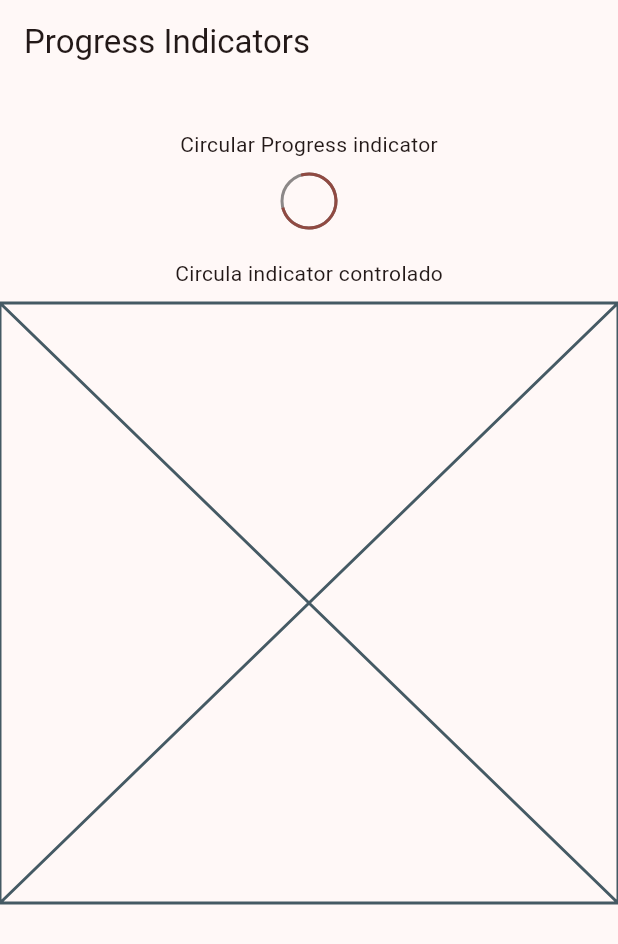
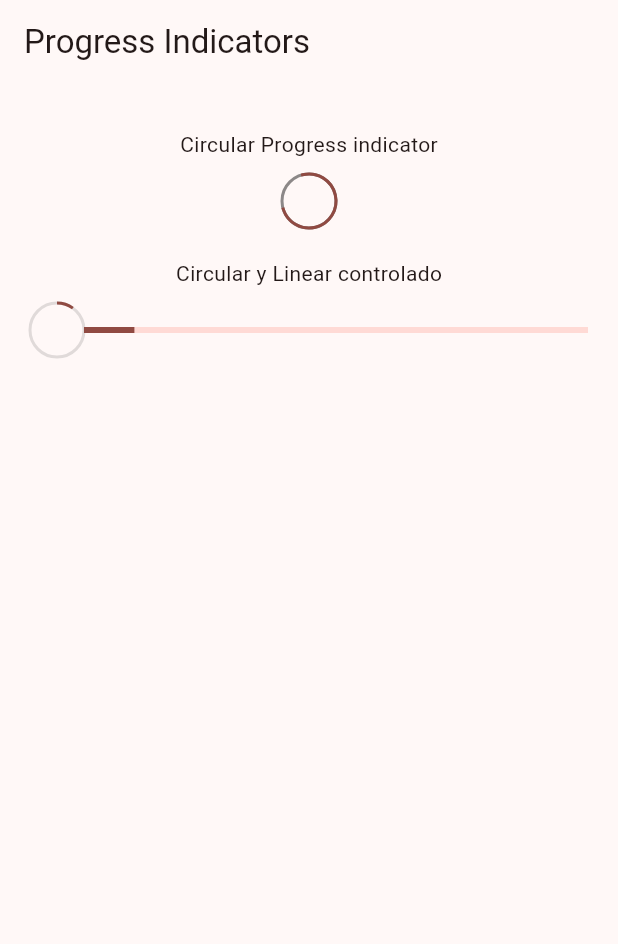
Before and after one commit to MiltonDanielhch/proyecto_tres, a Flutter app: the ProgressScreen screen opened by its route, on a phone screen of 412 x 824 dp. Shown: the top 944 px of the screen. Run offline on Flutter 3.47's test engine with Material 3 defaults, Android fonts, the phone set to English and light mode, and no system bars; our stand-ins replace go_router.

Commit message:
progress indicators terminando

```diff
--- a/lib/presentation/screens/progress/progress_screen.dart
+++ b/lib/presentation/screens/progress/progress_screen.dart
@@ -32,7 +32,7 @@
           CircularProgressIndicator(
               strokeWidth: 2, backgroundColor: Colors.black45),
           SizedBox(height: 20),
-          Text('Circula indicator controlado'),
+          Text('Circular y Linear controlado'),
           SizedBox(height: 10),
           _ControlledProgressIndicator()
         ],
@@ -46,6 +46,28 @@
 
   @override
   Widget build(BuildContext context) {
-    return const Placeholder();
+    return StreamBuilder(
+        stream: Stream.periodic(const Duration(milliseconds: 300), (value) {
+          return (value * 2) / 100;
+        }).takeWhile((value) => value < 100),
+        builder: (context, snapshot) {
+          final progressValue = snapshot.data ?? 0;
+          return Padding(
+              padding: const EdgeInsets.symmetric(horizontal: 20),
+              child: Row(
+                mainAxisAlignment: MainAxisAlignment.center,
+                children: [
+                  CircularProgressIndicator(
+                    value: progressValue,
+                    strokeWidth: 2,
+                    backgroundColor: Colors.black12,
+                  ),
+                  Expanded(
+                      child: LinearProgressIndicator(
+                    value: progressValue,
+                  ))
+                ],
+              ));
+        });
   }
 }
```
